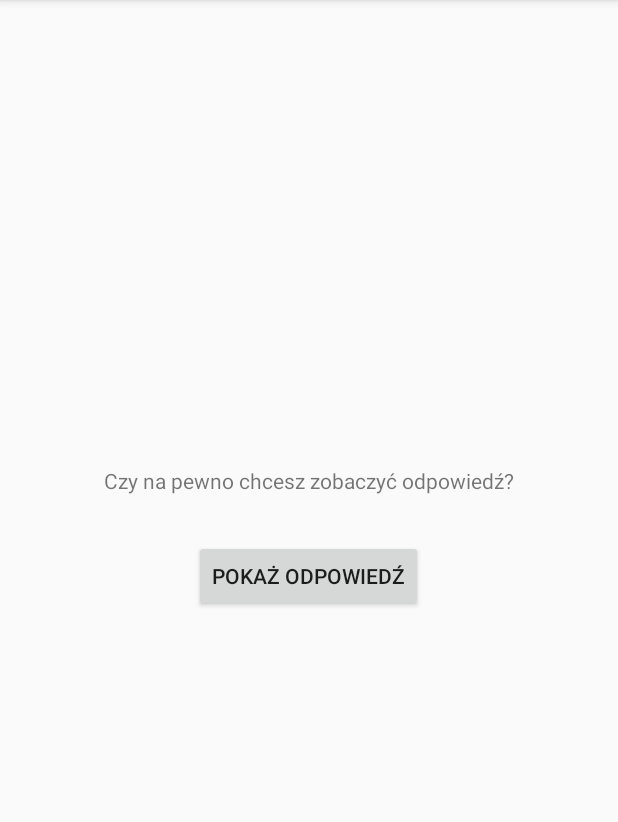
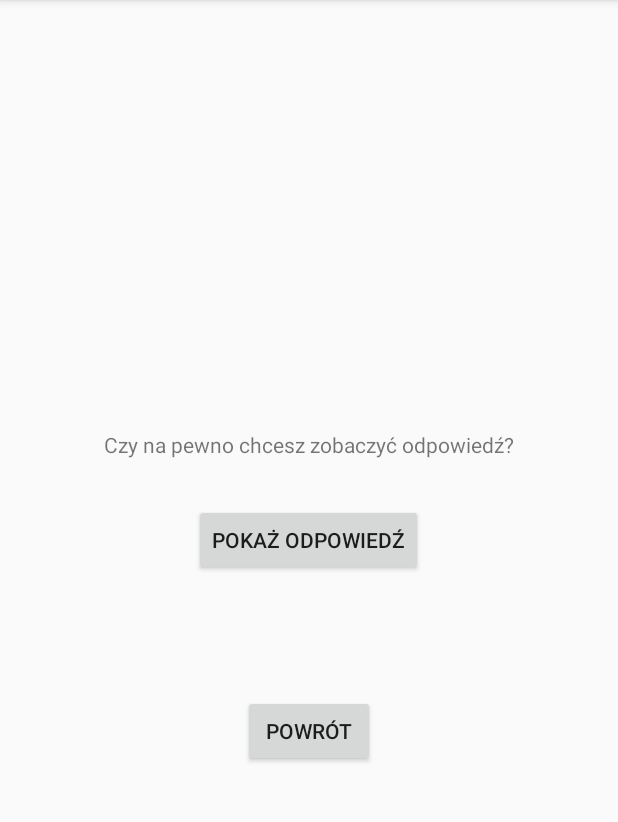
Before and after one commit to pawjo/sm-ps, an Android app: the screen it shows after launch (PromptActivity), after a tap on "PODPOWIEDŹ", on a phone screen of 412 x 824 dp, the part 84-906 px from its top. Run offline under Robolectric (Android 15) with nearby library versions, the phone set to English and light mode, and no system bars; 3 other taps on this screen came first.

Commit message:
Finished zad 2

```diff
--- a/SM_Zad2_PW/app/src/main/java/quiz/qui/quizpw/MainActivity.java
+++ b/SM_Zad2_PW/app/src/main/java/quiz/qui/quizpw/MainActivity.java
@@ -1,5 +1,6 @@
 package quiz.qui.quizpw;
 
+import androidx.annotation.Nullable;
 import androidx.appcompat.app.AppCompatActivity;
 
 import android.content.Intent;
@@ -12,16 +13,18 @@ import android.widget.Toast;
 
 public class MainActivity extends AppCompatActivity {
 
+    public static final String KEY_EXTRA_ANSWER = "quiz.correctAnswer";
+
     private static final String QUIZ_TAG = "MainActivity";
     private static final String KEY_CURRENT_INDEX = "currentIndex";
-
-    public static final String KEY_EXTRA_ANSWER = "quiz.correctAnswer";
+    private static final int REQUEST_CODE_PROMPT = 0;
 
     private Button trueButton;
     private Button falseButton;
     private Button nextButton;
     private Button hintButton;
     private TextView questionTextView;
+    private boolean answerWasShown;
 
     private Question[] questions = new Question[]{
             new Question(R.string.q_p1, true),
@@ -69,6 +72,7 @@ public class MainActivity extends AppCompatActivity {
             @Override
             public void onClick(View v) {
                 currentIndex = (currentIndex + 1) % questions.length;
+                answerWasShown = false;
                 setNextQuestion();
             }
         });
@@ -79,7 +83,7 @@ public class MainActivity extends AppCompatActivity {
                 Intent intent = new Intent(MainActivity.this, PromptActivity.class);
                 boolean correctAnswer = questions[currentIndex].isTrueAnswer();
                 intent.putExtra(KEY_EXTRA_ANSWER, correctAnswer);
-                startActivity(intent);
+                startActivityForResult(intent, REQUEST_CODE_PROMPT);
             }
         });
 
@@ -123,14 +127,33 @@ public class MainActivity extends AppCompatActivity {
         outState.putInt(KEY_CURRENT_INDEX, currentIndex);
     }
 
+    @Override
+    protected void onActivityResult(int requestCode, int resultCode, @Nullable Intent data) {
+        super.onActivityResult(requestCode, resultCode, data);
+        if (resultCode != RESULT_OK) {
+            return;
+        }
+        if (requestCode == REQUEST_CODE_PROMPT) {
+            if (data == null) {
+                return;
+            }
+            answerWasShown = data.getBooleanExtra(PromptActivity.KEY_EXTRA_ANSWER_SHOWN, false);
+        }
+    }
+
     private void checkAnswerCorrectness(boolean userAnswer) {
+
         boolean correctAnswer = questions[currentIndex].isTrueAnswer();
         int resultMessageId = 0;
 
-        if (userAnswer == correctAnswer) {
-            resultMessageId = R.string.correct_answer;
+        if (answerWasShown) {
+            resultMessageId = R.string.answer_was_shown;
         } else {
-            resultMessageId = R.string.incorrect_answer;
+            if (userAnswer == correctAnswer) {
+                resultMessageId = R.string.correct_answer;
+            } else {
+                resultMessageId = R.string.incorrect_answer;
+            }
         }
 
         Toast.makeText(this, resultMessageId, Toast.LENGTH_SHORT).show();
--- a/SM_Zad2_PW/app/src/main/java/quiz/qui/quizpw/PromptActivity.java
+++ b/SM_Zad2_PW/app/src/main/java/quiz/qui/quizpw/PromptActivity.java
@@ -2,6 +2,7 @@ package quiz.qui.quizpw;
 
 import androidx.appcompat.app.AppCompatActivity;
 
+import android.content.Intent;
 import android.os.Bundle;
 import android.view.View;
 import android.widget.Button;
@@ -9,7 +10,10 @@ import android.widget.TextView;
 
 public class PromptActivity extends AppCompatActivity {
 
+    public static final String KEY_EXTRA_ANSWER_SHOWN = "answerShown";
+
     private Button showCorrectAnswerButton;
+    private Button returnButton;
 
     private TextView answerTextView;
 
@@ -21,6 +25,8 @@ public class PromptActivity extends AppCompatActivity {
         setContentView(R.layout.activity_prompt);
 
         showCorrectAnswerButton = findViewById(R.id.show_correct_answer_button);
+        returnButton = findViewById(R.id.return_button);
+
         answerTextView = findViewById(R.id.answer_text_view);
 
         showCorrectAnswerButton.setOnClickListener(new View.OnClickListener() {
@@ -28,9 +34,24 @@ public class PromptActivity extends AppCompatActivity {
             public void onClick(View view) {
                 int answer = correctAnswer ? R.string.button_true : R.string.button_false;
                 answerTextView.setText(answer);
+                setAnswerShownResult(true);
+            }
+        });
+
+        returnButton.setOnClickListener(new View.OnClickListener() {
+            @Override
+            public void onClick(View view) {
+                finish();
             }
         });
 
         correctAnswer = getIntent().getBooleanExtra(MainActivity.KEY_EXTRA_ANSWER, true);
     }
+
+
+    private void setAnswerShownResult(boolean answerWasShown) {
+        Intent resultIntent = new Intent();
+        resultIntent.putExtra(KEY_EXTRA_ANSWER_SHOWN, answerWasShown);
+        setResult(RESULT_OK, resultIntent);
+    }
 }
--- a/SM_Zad2_PW/app/src/main/res/layout/activity_prompt.xml
+++ b/SM_Zad2_PW/app/src/main/res/layout/activity_prompt.xml
@@ -28,4 +28,10 @@
         android:padding="30dp"
         tools:text="Odpowiedź" />
 
+    <Button
+        android:id="@+id/return_button"
+        android:layout_width="wrap_content"
+        android:layout_height="wrap_content"
+        android:text="@string/button_return" />
+
 </LinearLayout>
--- a/SM_Zad2_PW/app/src/main/res/values/strings.xml
+++ b/SM_Zad2_PW/app/src/main/res/values/strings.xml
@@ -13,7 +13,9 @@
 
     <string name="correct_answer">Poprawna odpowiedź.</string>
     <string name="incorrect_answer">Niepoprawna odpowiedź.</string>
+    <string name="answer_was_shown">Oszukujesz! Odpowiedź była już wyświetlona.</string>
 
     <string name="confirmation_text">Czy na pewno chcesz zobaczyć odpowiedź?</string>
     <string name="button_confirm">Pokaż odpowiedź</string>
+    <string name="button_return">Powrót</string>
 </resources>
```
